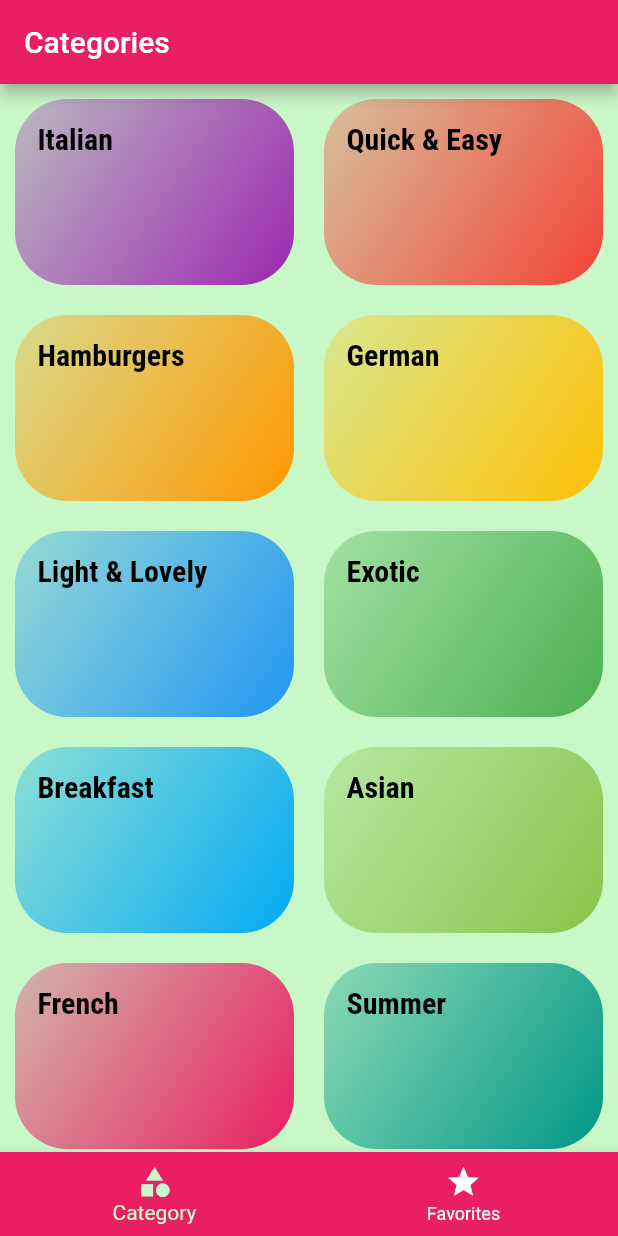
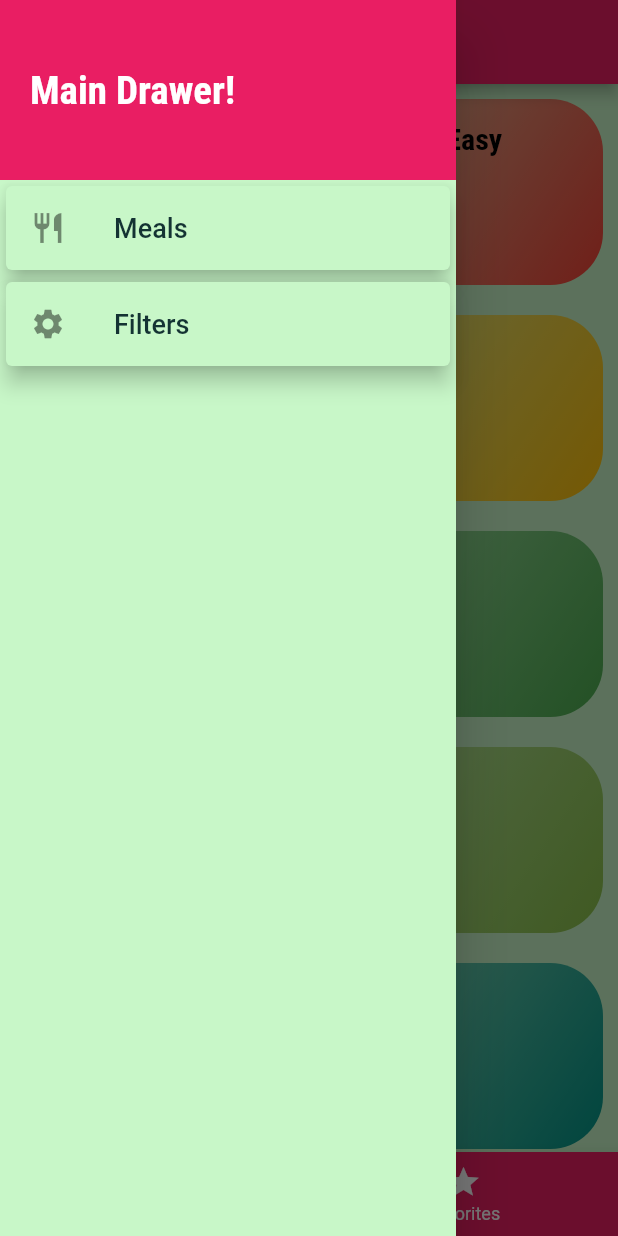
Before and after one commit to Khawajafakhar/MealsApp, a Flutter app: the screen it shows after launch, with the side drawer open (before the commit the screen has no drawer), on a phone screen of 412 x 824 dp. Run offline on Flutter 3.47's test engine with Material 2 defaults, Android fonts, the phone set to English and light mode, and no system bars.

Commit message:
Added Drawer with Screens

```diff
--- /dev/null
+++ b/lib/Screens/filters_screen.dart
@@ -0,0 +1,16 @@
+import 'package:flutter/material.dart';
+
+class FiltersScreen extends StatelessWidget {
+  static const routeKey='filters-screen';
+
+
+  const FiltersScreen({ Key? key }) : super(key: key);
+
+  @override
+  Widget build(BuildContext context) {
+    return Scaffold(appBar: AppBar(title: Text('Filters'),backgroundColor: Theme.of(context).primaryColor,),
+    body: Container(color: Theme.of(context).backgroundColor, child: Center(child: Text('Filters'))),);
+
+
+  }
+}
--- a/lib/Screens/tabs_screen.dart
+++ b/lib/Screens/tabs_screen.dart
@@ -1,6 +1,8 @@
 import 'package:flutter/material.dart';
 import 'package:meals_app/Screens/catagories_screen.dart';
 import 'package:meals_app/Screens/favorites_screen.dart';
+
+import '../widgets/main_drawer.dart';
 
 class TabsScreen extends StatefulWidget {
   const TabsScreen({Key? key}) : super(key: key);
@@ -30,6 +32,7 @@ class _TabsScreenState extends State<TabsScreen> {
         title: Text(_pages[_selectedTabIndex]['title']),
         backgroundColor: Theme.of(context).primaryColor,
       ),
+      drawer: const MainDrawer(),
       body: Container(
           color: Theme.of(context).backgroundColor,
           child: _pages[_selectedTabIndex]['page']),
--- a/lib/main.dart
+++ b/lib/main.dart
@@ -1,4 +1,5 @@
 import 'package:flutter/material.dart';
+import 'package:meals_app/Screens/filters_screen.dart';
 import 'package:meals_app/Screens/meals_details_screeen.dart';
 import 'package:meals_app/Screens/tabs_screen.dart';
 import './widgets/categories_item.dart';
@@ -36,7 +37,8 @@ class MyApp extends StatelessWidget {
         CategoriesScreen.categoriesScreenRouteKey: (context) =>
             CategoryRecipeScreen(),
         MealsDetailsScreen.MealsDetailsScreenRouteKey: (context) =>
-            MealsDetailsScreen()
+            MealsDetailsScreen(),
+            FiltersScreen.routeKey:(context) => const FiltersScreen()
       },
       onUnknownRoute: (settings) {
         return MaterialPageRoute(builder: (context)=> const CategoriesScreen() );
--- /dev/null
+++ b/lib/widgets/main_drawer.dart
@@ -0,0 +1,57 @@
+import 'package:flutter/material.dart';
+import 'package:meals_app/Screens/filters_screen.dart';
+
+class MainDrawer extends StatelessWidget {
+  const MainDrawer({Key? key}) : super(key: key);
+
+  Widget drawerItems(
+      BuildContext context, IconData icon, String text, Function onTapHandler) {
+    return InkWell(
+      splashColor: Theme.of(context).primaryColor,
+      child: Card(
+        elevation: 6,
+        color: Theme.of(context).backgroundColor,
+        child: ListTile(
+          leading: Icon(icon),
+          title: Text(
+            text,
+            style: TextStyle(fontSize: 18),
+          ),
+          onTap: ()=> onTapHandler(),
+        ),
+      ),
+    );
+  }
+
+  @override
+  Widget build(BuildContext context) {
+    return Drawer(
+      backgroundColor: Theme.of(context).backgroundColor,
+      child: Column(
+        children: [
+          Container(
+            padding: EdgeInsets.all(20),
+            height: 120,
+            width: double.infinity,
+            color: Theme.of(context).primaryColor,
+            alignment: Alignment.centerLeft,
+            child: Text(
+              'Main Drawer!',
+              style: TextStyle(
+                  color: Theme.of(context).colorScheme.secondary,
+                  fontFamily: 'RobotoCondensed',
+                  fontWeight: FontWeight.bold,
+                  fontSize: 26),
+            ),
+          ),
+          drawerItems(context, Icons.restaurant, 'Meals', () {
+            Navigator.of(context).pushNamed('/');
+          }),
+          drawerItems(context, Icons.settings, 'Filters', () {
+            Navigator.of(context).pushNamed(FiltersScreen.routeKey);
+          }),
+        ],
+      ),
+    );
+  }
+}
```
